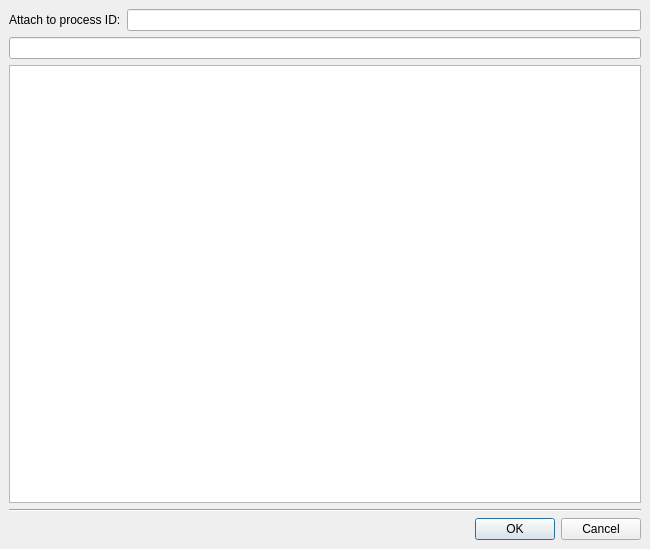
Old version of the form src/plugins/debugger/attachexternaldialog.ui in the repository qt-creator/qt-creator.
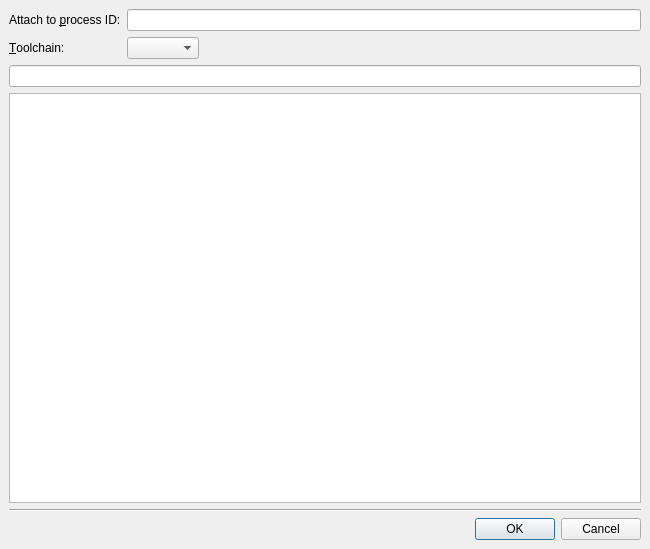
New version of the form. Custom widgets are drawn as their Qt base class.

Commit message:
Debugger: Add toolchain combos to start dialogs, refactor detection.
Add combo box listing toolchains with debuggers to start external,
attach and core.
Another attempt at streamlining engine detection:
Split in detection functions that first collect a list of
available engines by preference, then remove disabled and
wrongly configured engines and use the remaining best.
matching. checkconfiguration is now the central place where
engine detection and config check takes place.

```diff
--- a/src/plugins/debugger/attachexternaldialog.ui
+++ b/src/plugins/debugger/attachexternaldialog.ui
@@ -28,16 +28,32 @@
      <item row="0" column="0">
       <widget class="QLabel" name="pidLabel">
        <property name="text">
-        <string>Attach to process ID:</string>
+        <string>Attach to &amp;process ID:</string>
+       </property>
+       <property name="buddy">
+        <cstring>pidLineEdit</cstring>
        </property>
       </widget>
      </item>
      <item row="0" column="1">
       <widget class="QLineEdit" name="pidLineEdit"/>
      </item>
-     <item row="1" column="0" colspan="2">
+     <item row="2" column="0" colspan="2">
       <widget class="Utils::FilterLineEdit" name="filterWidget"/>
      </item>
+     <item row="1" column="0">
+      <widget class="QLabel" name="toolchainLabel">
+       <property name="text">
+        <string>&amp;Toolchain:</string>
+       </property>
+       <property name="buddy">
+        <cstring>toolchainComboBox</cstring>
+       </property>
+      </widget>
+     </item>
+     <item row="1" column="1">
+      <widget class="Debugger::Internal::DebuggerToolChainComboBox" name="toolchainComboBox"/>
+     </item>
     </layout>
    </item>
    <item>
@@ -77,6 +93,11 @@
    <extends>Utils::FancyLineEdit</extends>
    <header location="global">utils/filterlineedit.h</header>
   </customwidget>
+  <customwidget>
+   <class>Debugger::Internal::DebuggerToolChainComboBox</class>
+   <extends>QComboBox</extends>
+   <header>debuggertoolchaincombobox.h</header>
+  </customwidget>
  </customwidgets>
  <resources/>
  <connections/>
```
The commit also changes 21 other files.
